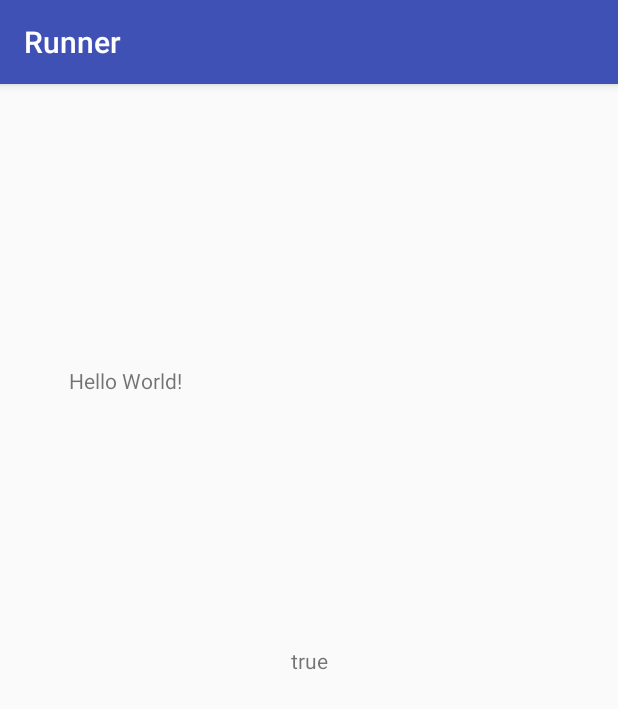
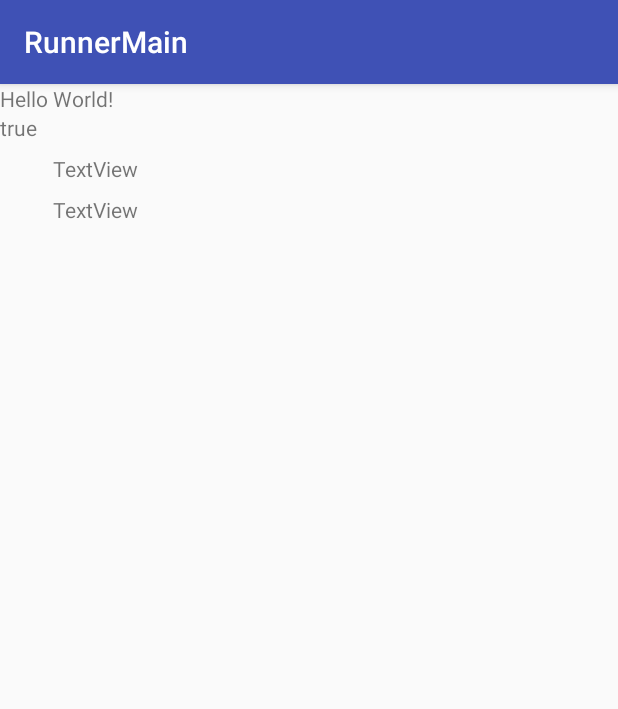
Before and after one commit to roman-nevr/Runner, an Android app: the MainActivity screen opened directly, with no data from a screen before it, on a phone screen of 412 x 824 dp. Shown: the top 709 px of the screen. Run offline under Robolectric (Android 15) with nearby library versions, the phone set to English and light mode, and no system bars; our stand-ins replace ButterKnife.

Commit message:
24.04.2017 2

```diff
--- a/app/build.gradle
+++ b/app/build.gradle
@@ -60,6 +60,12 @@ dependencies {
     provided 'com.jakewharton:butterknife-compiler:8.4.0'
     //Timber
     compile 'com.jakewharton.timber:timber:4.5.1'
+
     //Maps
     compile 'com.google.android.gms:play-services-maps:10.2.1'
+    //Location
+    compile 'com.google.android.gms:play-services-location:10.2.1'
+
+    //Yandex Map Kit
+    compile 'ru.yandex:yandexmapkit:2.5.4@aar'
 }
--- a/app/src/main/res/layout/activity_main.xml
+++ b/app/src/main/res/layout/activity_main.xml
@@ -15,16 +15,38 @@
         app:layout_constraintLeft_toLeftOf="parent"
         app:layout_constraintRight_toRightOf="parent"
         app:layout_constraintTop_toTopOf="parent"
-        app:layout_constraintHorizontal_bias="0.136"
-        app:layout_constraintVertical_bias="0.251"/>
+        app:layout_constraintHorizontal_bias="0.0"
+        app:layout_constraintVertical_bias="0.0"
+        android:id="@+id/textView2"/>
 
     <TextView
         android:layout_width="wrap_content"
         android:layout_height="wrap_content"
         android:id="@+id/gps"
         app:layout_constraintBottom_toBottomOf="parent"
-        app:layout_constraintLeft_toLeftOf="parent"
-        app:layout_constraintRight_toRightOf="parent"
-        app:layout_constraintTop_toTopOf="parent"/>
+        tools:text="true"
+        app:layout_constraintVertical_bias="0.0"
+        android:layout_marginTop="0dp"
+        app:layout_constraintTop_toBottomOf="@+id/textView2"
+        app:layout_constraintLeft_toLeftOf="parent"/>
+
+    <TextView
+        android:id="@+id/latitude"
+        android:layout_width="wrap_content"
+        android:layout_height="wrap_content"
+        android:text="TextView"
+        android:layout_marginTop="8dp"
+        app:layout_constraintTop_toBottomOf="@+id/gps"
+        android:layout_marginLeft="35dp"
+        app:layout_constraintLeft_toLeftOf="parent"/>
+
+    <TextView
+        android:id="@+id/longitude"
+        android:layout_width="wrap_content"
+        android:layout_height="wrap_content"
+        android:text="TextView"
+        android:layout_marginTop="8dp"
+        app:layout_constraintTop_toBottomOf="@+id/latitude"
+        app:layout_constraintLeft_toLeftOf="@+id/latitude"/>
 
 </android.support.constraint.ConstraintLayout>
--- a/build.gradle
+++ b/build.gradle
@@ -16,6 +16,7 @@ buildscript {
 allprojects {
     repositories {
         jcenter()
+        maven { url 'https://github.com/yandexmobile/yandexmapkit-android/raw/maven/' }
     }
 }
 
```
Also changed, not shown: app/src/main/AndroidManifest.xml (+30 -3 lines), app/src/main/java/org/berendeev/roma/runner/presentation/LocationApiActivity.java (added, +198 -0 lines), app/src/main/java/org/berendeev/roma/runner/presentation/YandexMapKit.java (added, +23 -0 lines), app/src/main/res/layout/map.xml (added, +15 -0 lines), 1 other file.
